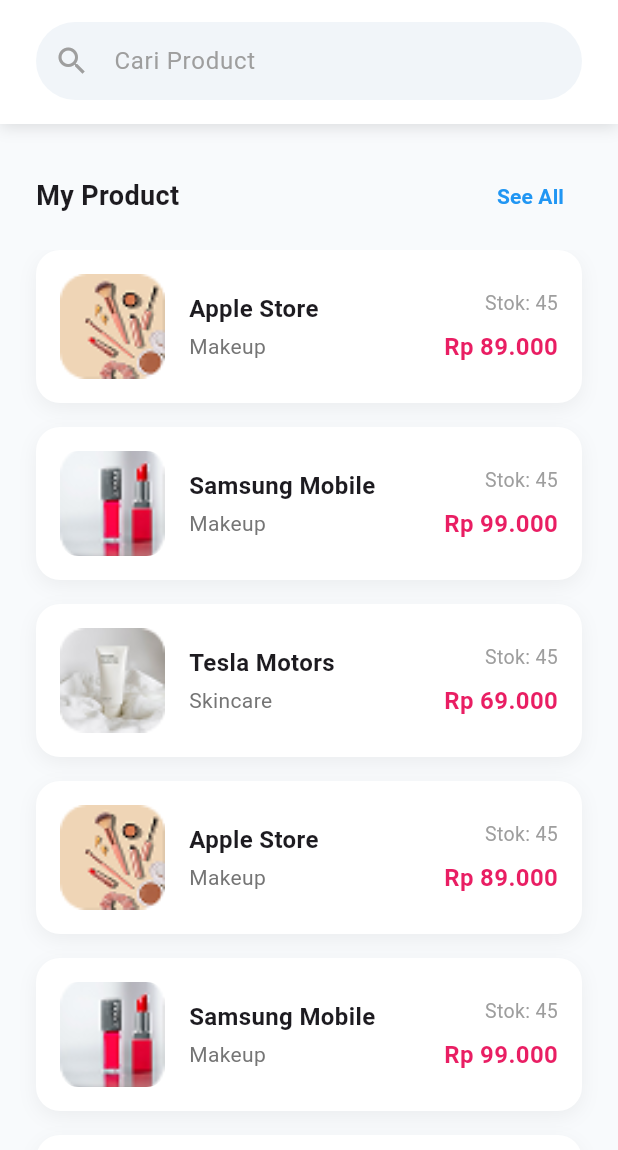
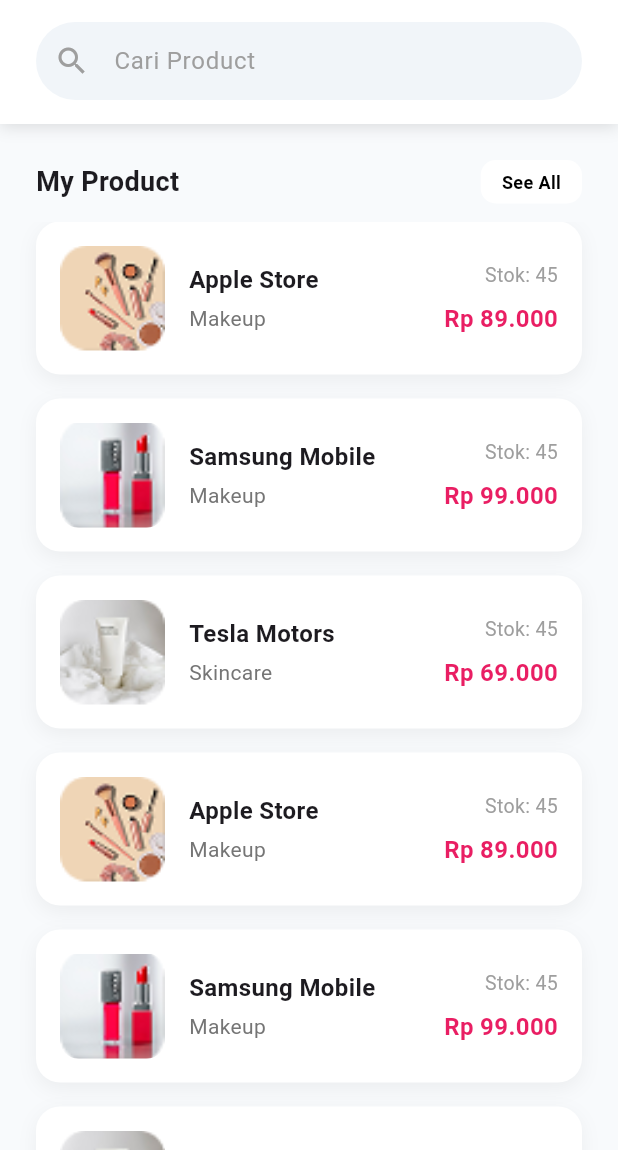
Before and after one commit to ahmadmasum23/chasier-ksmtik, a Flutter app: the CashierScreen screen opened by its route, on a phone screen of 412 x 824 dp, the part 86-1236 px from its top. Run offline on Flutter 3.47's test engine with Material 3 defaults, Android fonts, the phone set to English and light mode, and no system bars; our stand-ins replace fl_chart, get, iconsax.

Commit message:
benarkan tataletak file

```diff
--- a/lib/ui/routes/app_routes.dart
+++ b/lib/ui/routes/app_routes.dart
@@ -1,12 +1,12 @@
 import 'package:flutter/material.dart';
 import 'package:kasir_kosmetic/ui/screens/customer_management_screen.dart';
+import 'package:kasir_kosmetic/ui/screens/dashboard/dashboard_screen.dart';
 import 'package:kasir_kosmetic/ui/screens/management_produk.dart';
 import 'package:kasir_kosmetic/ui/screens/stock_product_screen.dart';
 import 'package:kasir_kosmetic/ui/screens/sales_report_screen.dart';
 import 'package:kasir_kosmetic/ui/screens/splash_screen.dart';
 import 'package:kasir_kosmetic/ui/screens/login_screen.dart';
-import 'package:kasir_kosmetic/ui/screens/dashboard_screen.dart';
-import 'package:kasir_kosmetic/ui/screens/chasier.dart';
+import 'package:kasir_kosmetic/ui/screens/chasier/chasier.dart';
 import 'package:kasir_kosmetic/ui/screens/onboarding_screen.dart';
 
 class AppRoutes {
--- a/lib/ui/screens/chasier.dart
+++ b/lib/ui/screens/chasier/chasier.dart
@@ -1,7 +1,7 @@
 import 'package:flutter/material.dart';
 import 'package:kasir_kosmetic/ui/constants/colors.dart';
 import 'package:kasir_kosmetic/ui/widgets/base_screen.dart';
-import 'package:kasir_kosmetic/ui/widgets/checkout_screen.dart';
+import 'package:kasir_kosmetic/ui/screens/chasier/widget/checkout_screen.dart';
 
 class CashierScreen extends StatefulWidget {
   const CashierScreen({super.key});
@@ -175,13 +175,24 @@
                   "My Product",
                   style: TextStyle(fontSize: 18, fontWeight: FontWeight.bold),
                 ),
-                TextButton(
-                  onPressed: () {},
-                  child: const Text(
-                    "See All",
-                    style: TextStyle(
-                      color: Colors.blue,
-                      fontWeight: FontWeight.w600,
+                Container(
+                  padding: const EdgeInsets.symmetric(
+                    horizontal: 14,
+                    vertical: 6,
+                  ),
+                  decoration: BoxDecoration(
+                    color: Colors.white,
+                    borderRadius: BorderRadius.circular(10),
+                  ),
+                  child: GestureDetector(
+                    onTap: () {},
+                    child: const Text(
+                      "See All",
+                      style: TextStyle(
+                        color: Colors.black,
+                        fontWeight: FontWeight.w600,
+                        fontSize: 12,
+                      ),
                     ),
                   ),
                 ),
--- a/lib/ui/widgets/checkout_screen.dart
+++ b/lib/ui/screens/chasier/widget/checkout_screen.dart
@@ -1,6 +1,6 @@
 import 'package:flutter/material.dart';
 import 'package:kasir_kosmetic/ui/constants/colors.dart';
-import 'package:kasir_kosmetic/ui/widgets/success_payment_dialog.dart';
+import 'package:kasir_kosmetic/ui/screens/chasier/widget/success_payment_dialog.dart';
 
 class CheckoutModal extends StatefulWidget {
   final Map<int, int> cart;
--- a/lib/ui/widgets/card.dart
+++ b/lib/ui/screens/dashboard/widget/card_mingguan.dart
@@ -1,4 +1,3 @@
-  // screens/card.dart
   import 'package:fl_chart/fl_chart.dart';
   import 'package:flutter/material.dart';
   import 'package:kasir_kosmetic/ui/constants/colors.dart';
--- a/lib/ui/screens/login_screen.dart
+++ b/lib/ui/screens/login_screen.dart
@@ -1,7 +1,7 @@
   import 'package:flutter/material.dart';
   import 'package:kasir_kosmetic/ui/constants/colors.dart';
   import 'package:kasir_kosmetic/ui/constants/images.dart';
-  import 'package:kasir_kosmetic/ui/screens/dashboard_screen.dart';
+import 'package:kasir_kosmetic/ui/screens/dashboard/dashboard_screen.dart';
 
   class LoginScreen extends StatefulWidget {
     const LoginScreen({super.key});
```
Also changed, not shown: lib/ui/screens/dashboard/dashboard_screen.dart (renamed from lib/ui/screens/dashboard_screen.dart, +7 -62 lines), lib/ui/screens/onboarding_screen.dart (+59 -7 lines), lib/ui/controllers/search_controller.dart (deleted), lib/ui/screens/chasier/widget/success_payment_dialog.dart (renamed from lib/ui/widgets/success_payment_dialog.dart), lib/ui/screens/dashboard/widget/card_bulanan.dart (renamed from lib/ui/widgets/monthly_sales_chart.dart), lib/ui/screens/dashboard/widget/card_transaction.dart (renamed from lib/ui/widgets/recent_transactions_card.dart), lib/ui/screens/dashboard/widget/income_card.dart (renamed from lib/ui/widgets/income_card.dart), lib/ui/screens/dashboard/widget/total_card.dart (renamed from lib/ui/widgets/stat_card.dart).
